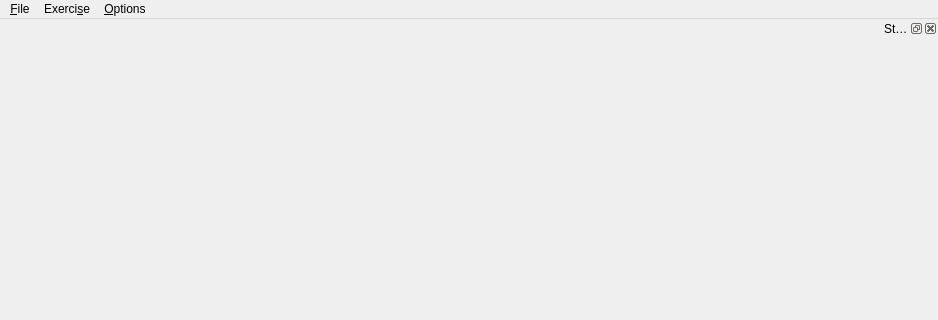
First picture: the form in app/forms/main.ui, repository slobodsky/mutra, before the edit; both pictures show x 0 to 938 and y 0 to 320 of the 938 by 730 pixel window.
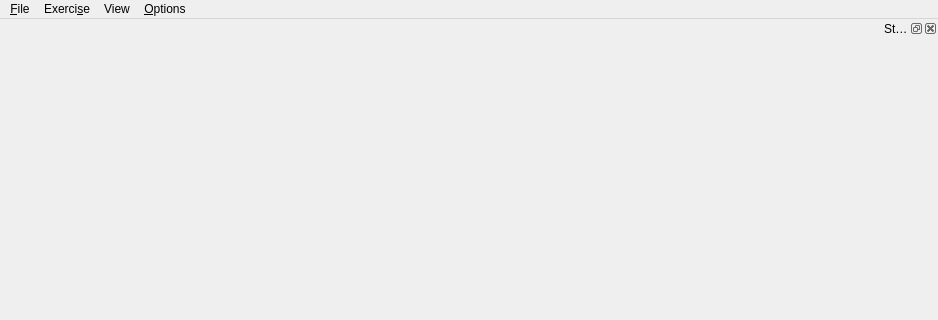
Second picture: the form after the edit. Icons and pictures are not drawn.

Commit message:
Fix key signature events. Add InputFilter & Transposer, first & ugly ScoresView. Start working on internal music data structure.
The scores view ATM doesn't show rests at all, wrong durations for notes with dots or ties (there is no these symbols), all stems looks up, no groupping for notes, and only one staff with two differnt clefs, so only the first track is shown
with all channels in it.

Diff of the .ui file:
```diff
--- a/app/forms/main.ui
+++ b/app/forms/main.ui
@@ -50,8 +50,14 @@
     <addaction name="ActionOptions"/>
     <addaction name="ActionMIDImixer"/>
    </widget>
+   <widget class="QMenu" name="ViewMenu">
+    <property name="title">
+     <string>View</string>
+    </property>
+   </widget>
    <addaction name="menuThis_is_an_application_stub"/>
    <addaction name="menuExerci_se"/>
+   <addaction name="ViewMenu"/>
    <addaction name="menu_Options"/>
   </widget>
   <widget class="QStatusBar" name="statusbar"/>
```
Left out of the diff: 16 changed lines with no effect on the pictures. The commit also changes 29 other files.
